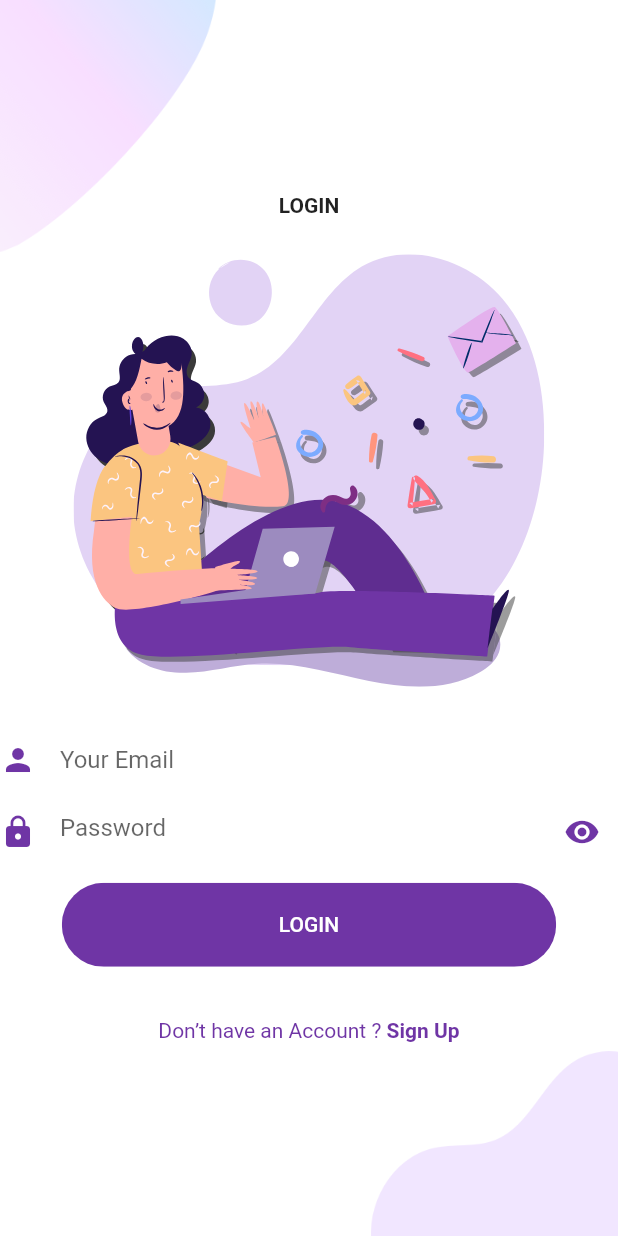
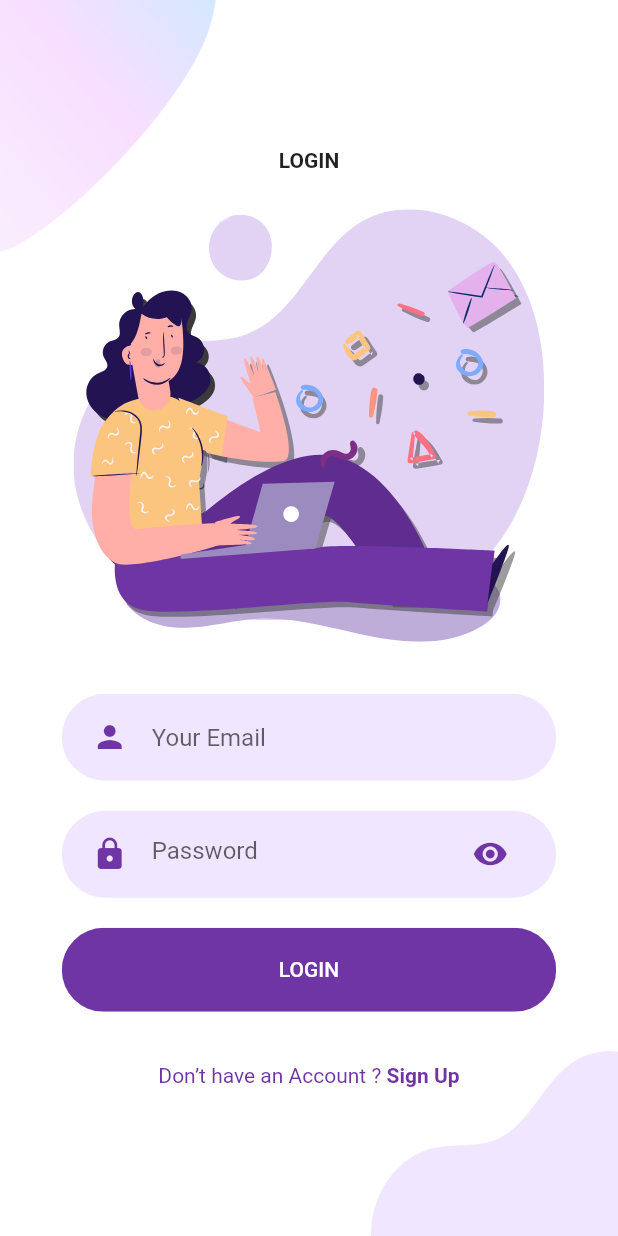
Before and after one commit to shahshubh/Chatify, a Flutter app: the screen it shows after launch, after a tap on "LOGIN", on a phone screen of 412 x 824 dp. Run offline on Flutter 3.47's test engine with Material 2 defaults, Android fonts, the phone set to English and light mode, and no system bars; our stand-ins replace cloud_firestore, firebase_auth, flutter_svg, fluttertoast, shared_preferences; accounts and stored records are empty; network calls fail.

Commit message:
login mai thoda problems  hai

```diff
--- a/lib/Screens/Login/components/body.dart
+++ b/lib/Screens/Login/components/body.dart
@@ -8,6 +8,7 @@ import 'package:flutter_auth/components/already_have_an_account_acheck.dart';
 import 'package:flutter_auth/components/rounded_button.dart';
 import 'package:flutter_auth/components/rounded_inputname_field.dart';
 import 'package:flutter_auth/components/rounded_password_field.dart';
+import 'package:flutter_auth/components/text_field_container.dart';
 import 'package:flutter_svg/svg.dart';
 import 'package:fluttertoast/fluttertoast.dart';
 import 'package:shared_preferences/shared_preferences.dart';
@@ -25,6 +26,12 @@ class _SignInState extends State<SignIn> {
   TextEditingController emailEditingController = new TextEditingController();
   TextEditingController passwordEditingController = new TextEditingController();
   FirebaseAuth _auth = FirebaseAuth.instance;
+  bool _passwordVisible;
+
+  @override
+  void initState() {
+    _passwordVisible = false;
+  }
 
   @override
   Widget build(BuildContext context) {
@@ -46,7 +53,8 @@ class _SignInState extends State<SignIn> {
                 height: size.height * 0.35,
               ),
               SizedBox(height: size.height * 0.03),
-              TextFormField(
+              TextFieldContainer(
+                child: TextFormField(
                   controller: emailEditingController,
                   validator: (emailValue) {
                     if (emailValue.isEmpty) {
@@ -79,8 +87,11 @@ class _SignInState extends State<SignIn> {
                     border: InputBorder.none,
                   ),
                 ),
-              TextFormField(
+              ),
+              TextFieldContainer(
+                child: TextFormField(
                   controller: passwordEditingController,
+                  obscureText: !_passwordVisible,
                   validator: (pwValue) {
                     if (pwValue.isEmpty) {
                       return 'This field is mandatory';
@@ -98,11 +109,19 @@ class _SignInState extends State<SignIn> {
                       Icons.lock,
                       color: kPrimaryColor,
                     ),
-                  suffixIcon: Icon(
+                    suffixIcon: IconButton(
+                      icon: Icon(
                         Icons.visibility,
                         color: kPrimaryColor,
                       ),
+                      onPressed: () {
+                        setState(() {
+                          _passwordVisible = !_passwordVisible;
+                        });
+                      },
+                    ),
                     border: InputBorder.none,
+                  ),
                 ),
               ),
               RoundedButton(
```
Also changed, not shown: lib/Screens/Signup/components/body.dart (+13 -5 lines). Lines whose indentation alone changed are shown as unchanged.
